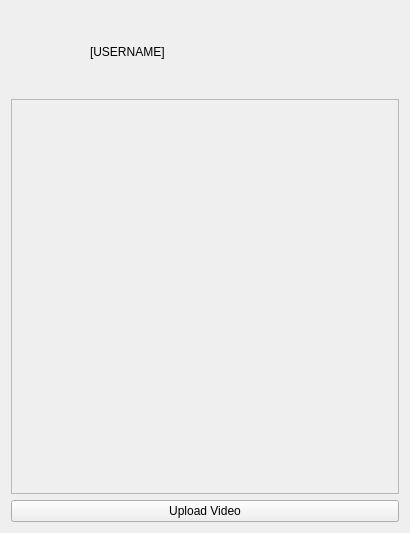
First picture: the form in VideoPlayer/homepage.ui, repository sc22be/UI_COURSEWORK_FORK, before the edit.
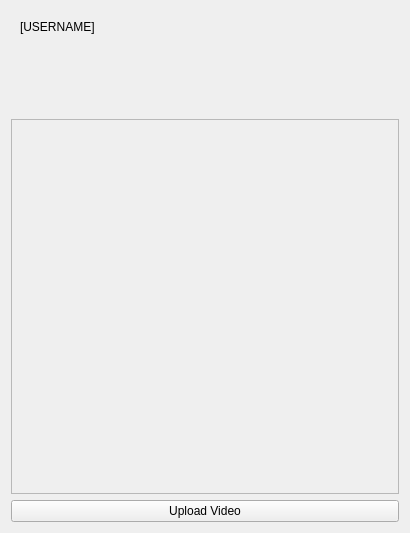
Second picture: the form after the edit. Icons and pictures are not drawn.

Commit message: added test posts to homescreen

What changed in the file:
```diff
--- a/VideoPlayer/homepage.ui
+++ b/VideoPlayer/homepage.ui
@@ -13,10 +13,17 @@
   <property name="windowTitle">
    <string>Form</string>
   </property>
-  <layout class="QVBoxLayout" name="verticalLayout">
+  <layout class="QVBoxLayout" name="verticalLayout_2">
    <item>
     <widget class="QWidget" name="widget" native="true">
-     <layout class="QHBoxLayout" name="horizontalLayout">
+     <layout class="QVBoxLayout" name="verticalLayout">
+      <item>
+       <widget class="QLabel" name="label_Username">
+        <property name="text">
+         <string>[USERNAME]</string>
+        </property>
+       </widget>
+      </item>
       <item>
        <widget class="QPushButton" name="button_Profile">
         <property name="sizePolicy">
@@ -40,13 +47,6 @@
         </property>
        </widget>
       </item>
-      <item>
-       <widget class="QLabel" name="label_Username">
-        <property name="text">
-         <string>[USERNAME]</string>
-        </property>
-       </widget>
-      </item>
      </layout>
     </widget>
    </item>
@@ -61,7 +61,7 @@
         <x>0</x>
         <y>0</y>
         <width>390</width>
-        <height>394</height>
+        <height>371</height>
        </rect>
       </property>
      </widget>
```
Left out of the diff: 3 changed lines with no effect on the pictures. The commit also changes 2 other files.
